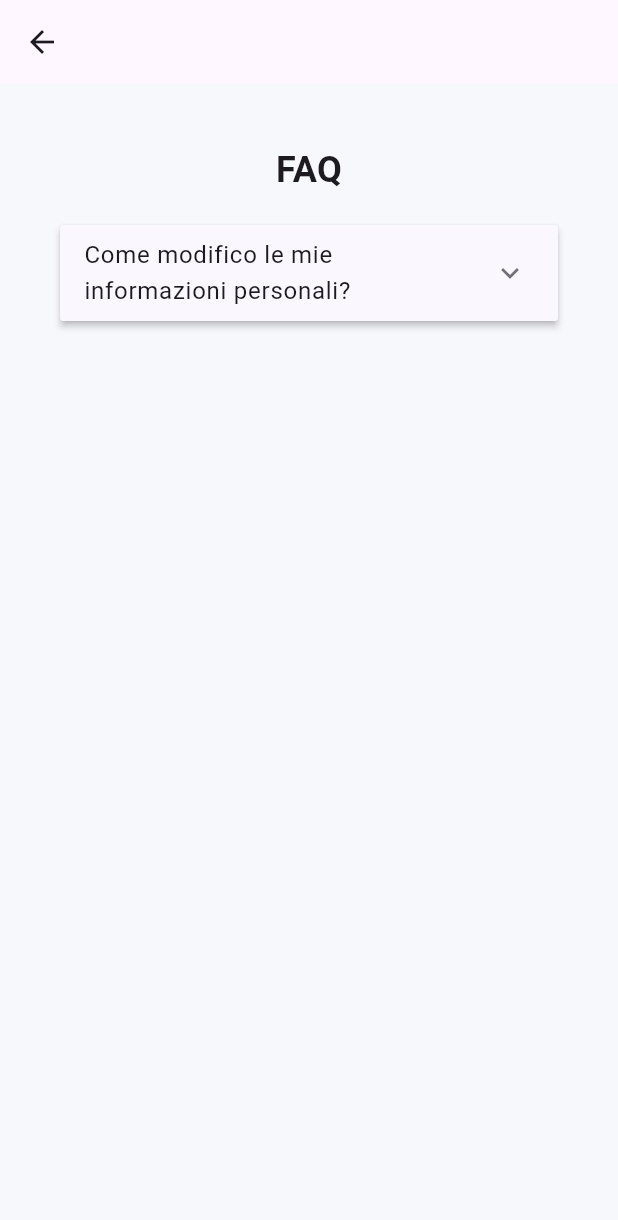
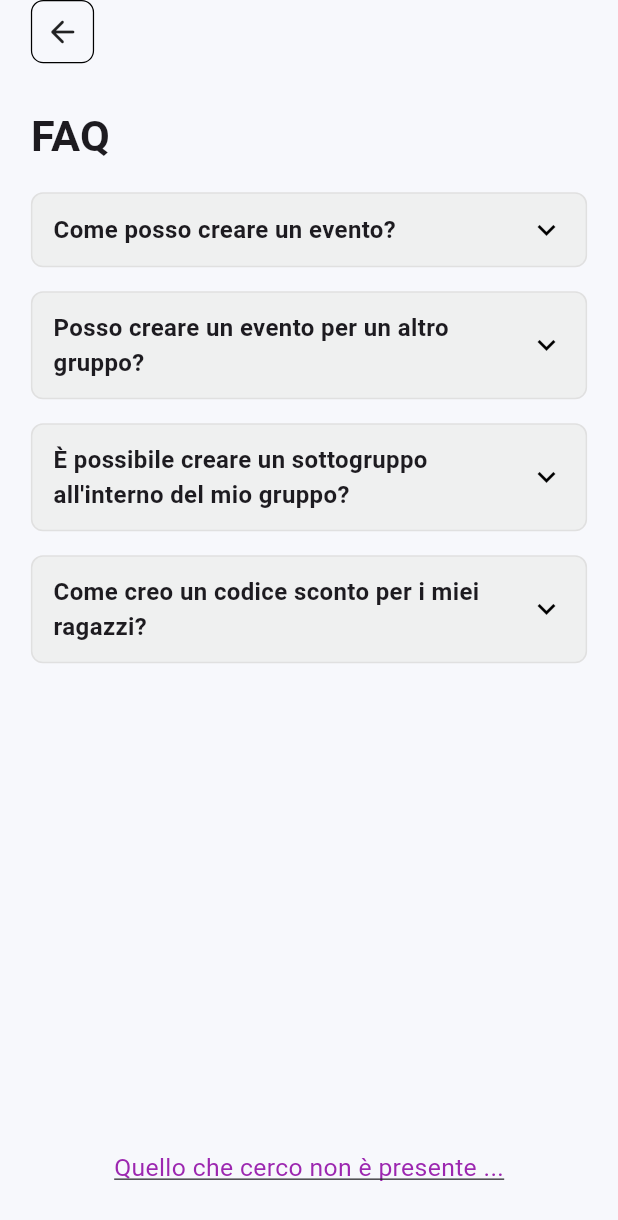
Before and after one commit to Geremia98/MGSApp, a Flutter app: the FAQScreen screen opened directly, on a phone screen of 412 x 824 dp. Shown: the top 1220 px of the screen. Run offline on Flutter 3.47's test engine with Material 3 defaults, Android fonts, the phone set to English and light mode, and no system bars; our stand-ins replace cloud_firestore, dotted_border, firebase_auth, firebase_core, firebase_storage, image_cropper and 2 more; accounts and stored records are empty; project files that could hold a hidden picture were left out.

Commit message:
Un po' di roba

```diff
--- a/lib/main.dart
+++ b/lib/main.dart
@@ -3,9 +3,7 @@ import 'package:flutter/services.dart';
 import 'package:flutter_localizations/flutter_localizations.dart';
 import 'package:flutter/material.dart';
 import 'package:mgs_app2/utilities/theme_colors.dart';
-import 'package:mgs_app2/utilities/theme_provider.dart';
 import 'package:mgs_app2/wrapper.dart';
-import 'package:provider/provider.dart';
 
 import 'firebase_options.dart';
 
--- a/lib/navigator/routes/add_routes.dart
+++ b/lib/navigator/routes/add_routes.dart
@@ -1,6 +1,5 @@
 import 'package:flutter/material.dart';
 import 'package:mgs_app2/screens/add_event/add_event_screen.dart';
-import 'package:mgs_app2/screens/other_screens/creation_event_screen.dart';
 
 class TabNavigatorRoutesAdd {
   static const String root = '/';
--- a/lib/navigator/routes/profile_routes.dart
+++ b/lib/navigator/routes/profile_routes.dart
@@ -1,6 +1,5 @@
 import 'package:flutter/cupertino.dart';
-import 'package:mgs_app2/screens/other_screens/settings_screen.dart';
-
+import 'package:mgs_app2/screens/other_screens/home_screen.dart';
 class TabNavigatorRoutesProfile {
   static const String root = '/';
 }
@@ -10,8 +9,7 @@ class ProfileRoutes {
     BuildContext context,
   ) {
     return {
-      TabNavigatorRoutesProfile.root: (context) => SettingsScreen(
-          ),
+      TabNavigatorRoutesProfile.root: (context) => HomeScreen()
     };
   }
 }
--- a/lib/screens/login_screens/optional_registration_screen2.dart
+++ b/lib/screens/login_screens/optional_registration_screen2.dart
@@ -3,7 +3,6 @@ import 'package:flutter/material.dart';
 import 'package:mgs_app2/screens/login_screens/registration_controller.dart';
 import 'package:mgs_app2/screens/login_screens/registration_screen2.dart';
 import 'package:mgs_app2/utilities/app_config.dart';
-import 'package:mgs_app2/utilities/theme_data.dart';
 
 import '../../widgets/appbar.dart';
 import '../../widgets/font.dart';
--- a/lib/screens/on_boarding_screens/on_boarding_screen.dart
+++ b/lib/screens/on_boarding_screens/on_boarding_screen.dart
@@ -5,7 +5,6 @@ import 'package:flutter/material.dart';
 import '../login_screens/registration_controller.dart';
 
 class OnBoardingScreen extends StatefulWidget {
-  static const String id = 'OnBoardingScreen3';
   const OnBoardingScreen({Key? key}) : super(key: key);
 
   @override
--- a/lib/screens/on_boarding_screens/welcome_screen.dart
+++ b/lib/screens/on_boarding_screens/welcome_screen.dart
@@ -2,7 +2,6 @@ import 'package:flutter/material.dart';
 import 'package:mgs_app2/screens/on_boarding_screens/on_boarding_screen.dart';
 
 class WelcomeScreen extends StatefulWidget {
-  static const String id = 'WelcomeScreen';
   const WelcomeScreen({super.key});
 
   @override
--- /dev/null
+++ b/lib/screens/other_screens/FAQ_screen.dart
@@ -0,0 +1,240 @@
+import 'package:flutter/material.dart';
+
+List<FAQCouple> faqsList = [
+  FAQCouple(
+      question: 'Come posso creare un evento?',
+      answer: 'Questo è un testo completamente a caso con lo scopo di vedere come sta graficamente la rispos all\'interno delle pagine.\nDiciamo che la divisione in paragrafi aiuta la lettura perchè aiuta a non affaticare la vista.'),
+  FAQCouple(
+      question: 'Posso creare un evento per un altro gruppo?',
+      answer: 'Questo è un testo completamente a caso con lo scopo di vedere come sta graficamente la rispos all\'interno delle pagine.\nDiciamo che la divisione in paragrafi aiuta la lettura perchè aiuta a non affaticare la vista.'),
+  FAQCouple(
+      question: 'È possibile creare un sottogruppo all\'interno del mio gruppo?',
+      answer: 'Questo è un testo completamente a caso con lo scopo di vedere come sta graficamente la rispos all\'interno delle pagine.\nDiciamo che la divisione in paragrafi aiuta la lettura perchè aiuta a non affaticare la vista.'),
+  FAQCouple(
+    question: 'Come creo un codice sconto per i miei ragazzi?',
+    answer: 'Questo è un testo completamente a caso con lo scopo di vedere come sta graficamente la rispos all\'interno delle pagine.\nDiciamo che la divisione in paragrafi aiuta la lettura perchè aiuta a non affaticare la vista.'),
+];
+
+class FAQScreen extends StatefulWidget {
+  const FAQScreen({super.key});
+
+  @override
+  State<FAQScreen> createState() => _FAQScreenState();
+}
+
+class _FAQScreenState extends State<FAQScreen> {
+  @override
+  Widget build(BuildContext context) {
+    double height = MediaQuery.of(context).size.height;
+    double width = MediaQuery.of(context).size.width;
+
+    return Scaffold(
+      body: Stack(children: [
+        SafeArea(
+          bottom: false,
+          child: Padding(
+            padding: EdgeInsets.symmetric(horizontal: width * 0.05),
+            child: Column(
+              crossAxisAlignment: CrossAxisAlignment.start,
+              children: <Widget>[
+                Row(
+                  children: [
+                    GestureDetector(
+                      onTap: () => {
+                        Navigator.pop(context),
+                      },
+                      child: Container(
+                        padding: EdgeInsets.all(width * 0.02),
+                        decoration: BoxDecoration(
+                          // Colore di sfondo
+                          borderRadius: BorderRadius.circular(width * 0.02),
+                          // Bordi arrotondati
+                          border: Border.all(
+                            width: width * 0.002,
+                            // Larghezza del bordo
+                          ),
+                        ),
+                        child: const Icon(
+                          Icons.arrow_back_rounded,
+                          // Icona simile a quella mostrata
+                          size: 24.0,
+                          // Dimensione dell'icona
+                        ),
+                      ),
+                    ),
+                  ],
+                ),
+                Container(
+                  padding: EdgeInsets.only(
+                    top: height * 0.035,
+                    bottom: height * 0.01,
+                  ),
+                  child: Text(
+                    'FAQ',
+                    style: TextStyle(
+                      fontSize: width * 0.07,
+                      fontWeight: FontWeight.bold,
+                    ),
+                  ),
+                ),
+                Expanded(child: FAQList(
+                      faqs: faqsList,
+                    )),
+                Container(
+                  padding: EdgeInsets.only(
+                    top: height * 0.03,
+                    bottom: height * 0.04,
+                  ),
+                  child: Center(
+                    child: Text(
+                      'Quello che cerco non è presente ...',
+                      style: TextStyle(
+                        color: Colors.purple,
+                        fontSize: width * 0.04,
+                        decoration: TextDecoration.underline
+                      ),
+                    ),
+                  ),
+                ),
+              ],
+            ),
+          ),
+        ),
+      ]),
+    );
+  }
+}
+
+class FAQItemWidget extends StatefulWidget {
+  final String question;
+  final String answer;
+
+  const FAQItemWidget({
+    Key? key,
+    required this.question,
+    required this.answer,
+  }) : super(key: key);
+
+  @override
+  _FAQItemWidgetState createState() => _FAQItemWidgetState();
+}
+
+class _FAQItemWidgetState extends State<FAQItemWidget>
+    with SingleTickerProviderStateMixin {
+  bool _isExpanded = false;
+  late final AnimationController _controller;
+  late final Animation<double> _arrowAnimation;
+  late final Animation<double> _expandAnimation;
+
+  @override
+  void initState() {
+    super.initState();
+    _controller = AnimationController(
+      duration: const Duration(milliseconds: 200),
+      vsync: this,
+    );
+    _arrowAnimation = Tween<double>(begin: 0.0, end: 0.5).animate(_controller);
+    _expandAnimation =
+        CurvedAnimation(parent: _controller, curve: Curves.easeInOut);
+  }
+
+  @override
+  void dispose() {
+    _controller.dispose();
+    super.dispose();
+  }
+
+  void _handleTap() {
+    setState(() {
+      _isExpanded = !_isExpanded;
+      if (_isExpanded) {
+        _controller.forward();
+      } else {
+        _controller.reverse();
+      }
+    });
+  }
+
+  @override
+  Widget build(BuildContext context) {
+    return Container(
+      margin: const EdgeInsets.symmetric(vertical: 8),
+      decoration: BoxDecoration(
+        color: const Color.fromARGB(196, 237, 237, 237),
+        border: Border.all(color: Colors.grey.shade300),
+        borderRadius: BorderRadius.circular(8),
+      ),
+      child: Column(
+        children: [
+          // Riga titolo/icone
+          InkWell(
+            onTap: _handleTap,
+            child: Container(
+              padding:
+                  const EdgeInsets.symmetric(horizontal: 14, vertical: 12),
+              child: Row(
+                children: [
+                  Expanded(
+                    child: Text(
+                      widget.question,
+                      style: const TextStyle(
+                          fontSize: 16, fontWeight: FontWeight.w600),
+                    ),
+                  ),
+                  // Icona di espansione animata
+                  RotationTransition(
+                    turns: _arrowAnimation,
+                    child: const Icon(Icons.expand_more, color: Colors.black),
+                  ),
+                ],
+              ),
+            ),
+          ),
+          // Contenuto espanso animato
+          ClipRect(
+            child: AnimatedBuilder(
+              animation: _controller.view,
+              builder: (context, child) {
+                return Align(
+                  alignment: Alignment.topLeft,
+                  heightFactor: _expandAnimation.value,
+                  child: child,
+                );
+              },
+              child: Container(
+                padding: const EdgeInsets.only(right: 14, left: 14, bottom: 14),
+                child: Text(
+                  widget.answer,
+                  style: TextStyle(fontSize: 14, color: Colors.grey.shade700),
+                ),
+              ),
+            ),
+          ),
+        ],
+      ),
+    );
+  }
+}
+
+class FAQList extends StatelessWidget {
+  final List<FAQCouple> faqs;
+
+  const FAQList({Key? key, required this.faqs}) : super(key: key);
+
+  @override
+  Widget build(BuildContext context) {
+    return ListView.builder(
+        itemCount: faqs.length,
+        itemBuilder: (context, index) {
+          return FAQItemWidget(
+              question: faqs[index].question, answer: faqs[index].answer);
+        });
+  }
+}
+
+class FAQCouple {
+  final String question;
+  final String answer;
+
+  FAQCouple({required this.question, required this.answer});
+}
--- a/lib/screens/other_screens/all_events_screen.dart
+++ b/lib/screens/other_screens/all_events_screen.dart
@@ -4,7 +4,6 @@ import 'package:mgs_app2/utilities/theme_provider.dart';
 import 'package:provider/provider.dart';
 
 class AllEventsScreen extends StatefulWidget {
-  static const String id = 'AllEventsScreen';
   final String titolo;
   const AllEventsScreen({super.key, required this.titolo});
 
@@ -20,7 +19,8 @@ class _AllEventsScreenState extends State<AllEventsScreen> {
     double width = MediaQuery.of(context).size.width;
 
     return Scaffold(
-      body: Stack(children: [
+      body: Stack(
+        children: [
         SafeArea(
           bottom: false,
           child: SingleChildScrollView(
--- a/lib/screens/other_screens/creation_event_screen.dart
+++ b/lib/screens/other_screens/creation_event_screen.dart
@@ -4,9 +4,7 @@ import 'package:mgs_app2/utilities/theme_data.dart';
 import 'package:mgs_app2/utilities/utils.dart';
 
 class CreationEventScreen extends StatelessWidget {
-  static const String id = 'CreationEventScreen';
-
-  const CreationEventScreen({super.key});
+ const CreationEventScreen({super.key});
 
   @override
   Widget build(BuildContext context) {
--- a/lib/screens/other_screens/event_screen.dart
+++ b/lib/screens/other_screens/event_screen.dart
@@ -3,7 +3,6 @@ import 'package:flutter/material.dart';
 import 'package:mgs_app2/utilities/theme_data.dart';
 
 class EventScreen extends StatefulWidget {
-  static const String id = 'EventScreen';
 
   final EventModel event = EventModel(
         'Giardinaggio',
--- a/lib/screens/settings_screen.dart/FAQ_screen.dart
+++ /dev/null
@@ -1,87 +0,0 @@
-import 'package:flutter/material.dart';
-
-class FAQScreen extends StatefulWidget {
-  static const String id = 'FAQScreen';
-
-  const FAQScreen({super.key});
-
-  @override
-  FAQScreenState createState() => FAQScreenState();
-}
-
-class FAQScreenState extends State<FAQScreen> {
-  final List<Item> _data = generateItems();
-
-  @override
-  Widget build(BuildContext context) {
-
-    return Scaffold(
-      appBar: AppBar(
-      ),
-      body: SingleChildScrollView(
-        physics: const AlwaysScrollableScrollPhysics(),
-        padding: const EdgeInsets.symmetric(
-          horizontal: 40.0,
-          vertical: 40.0,
-        ),
-        child: Column(
-          mainAxisAlignment: MainAxisAlignment.spaceEvenly,
-          children: <Widget>[
-            const Text(
-              'FAQ',
-              style: TextStyle(fontSize: 24, fontWeight: FontWeight.bold),
-            ),
-            const SizedBox(height: 20),
-            _buildPanel(),
-          ],
-        ),
-      ),
-    );
-  }
-
-  Widget _buildPanel() {
-    return ExpansionPanelList(
-      expansionCallback: (int index, bool isExpanded) {
-        setState(() {
-          _data[index].isExpanded = isExpanded;
-        });
-      },
-      children: _data.map<ExpansionPanel>((Item item) {
-        return ExpansionPanel(
-          headerBuilder: (BuildContext context, bool isExpanded) {
-            return ListTile(
-              title: Text(item.headerValue),
-            );
-          },
-          body: ListTile(
-            title: Text(item.expandedValue),
-          ),
-          isExpanded: item.isExpanded,
-          canTapOnHeader: true,
-        );
-      }).toList(),
-    );
-  }
-}
-
-class Item {
-  Item({
-    required this.expandedValue,
-    required this.headerValue,
-    this.isExpanded = false,
-  });
-
-  final String expandedValue;
-  final String headerValue;
-  bool isExpanded;
-}
-
-List<Item> generateItems() {
-  return [
-    Item(
-      headerValue: 'Come modifico le mie informazioni personali?',
-      expandedValue:
-          'È possibile farlo cliccando sull\'icona dalla HomePage oppure dalle impostazioni, nella sezione "Info Personali"',
-    ),
-  ];
-}
--- a/lib/wrapper.dart
+++ b/lib/wrapper.dart
@@ -1,5 +1,4 @@
 import 'package:firebase_auth/firebase_auth.dart';
-import 'package:flutter/cupertino.dart';
 import 'package:flutter/material.dart';
 import 'package:mgs_app2/theme.dart';
 
```
Also changed, not shown: lib/screens/other_screens/home_screen.dart (+5 -8 lines), lib/screens/other_screens/personal_screen.dart (+87 -18 lines), lib/screens/other_screens/settings_screen.dart (deleted, +0 -182 lines), lib/screens/other_screens/bug_screen.dart (added).
